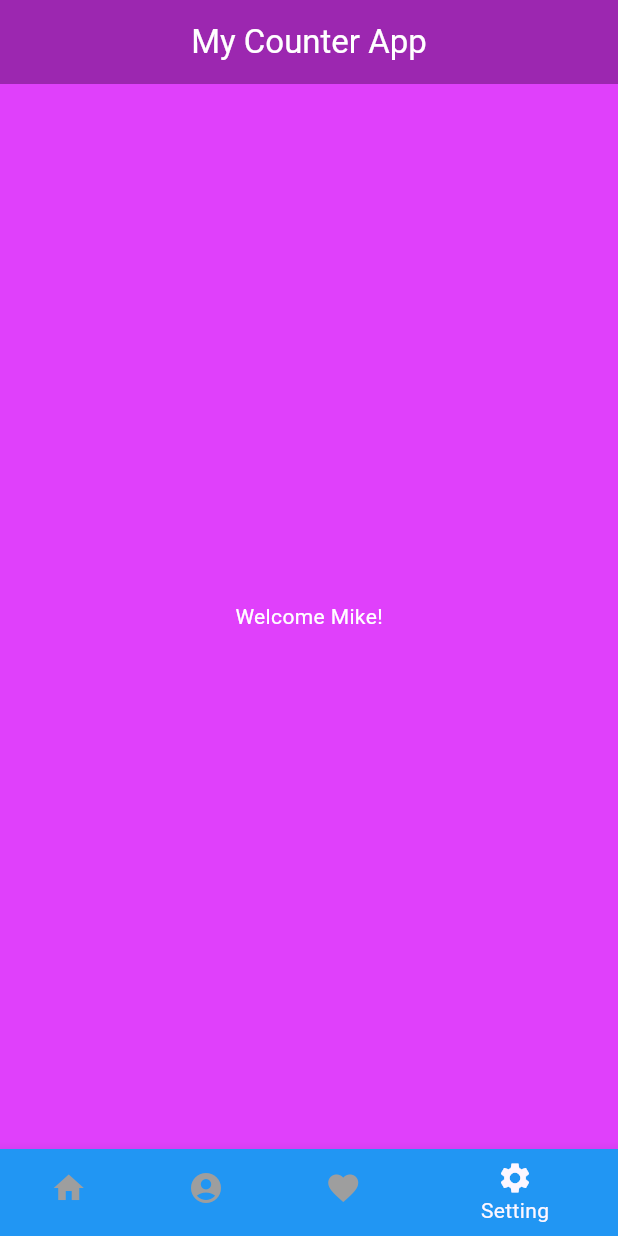
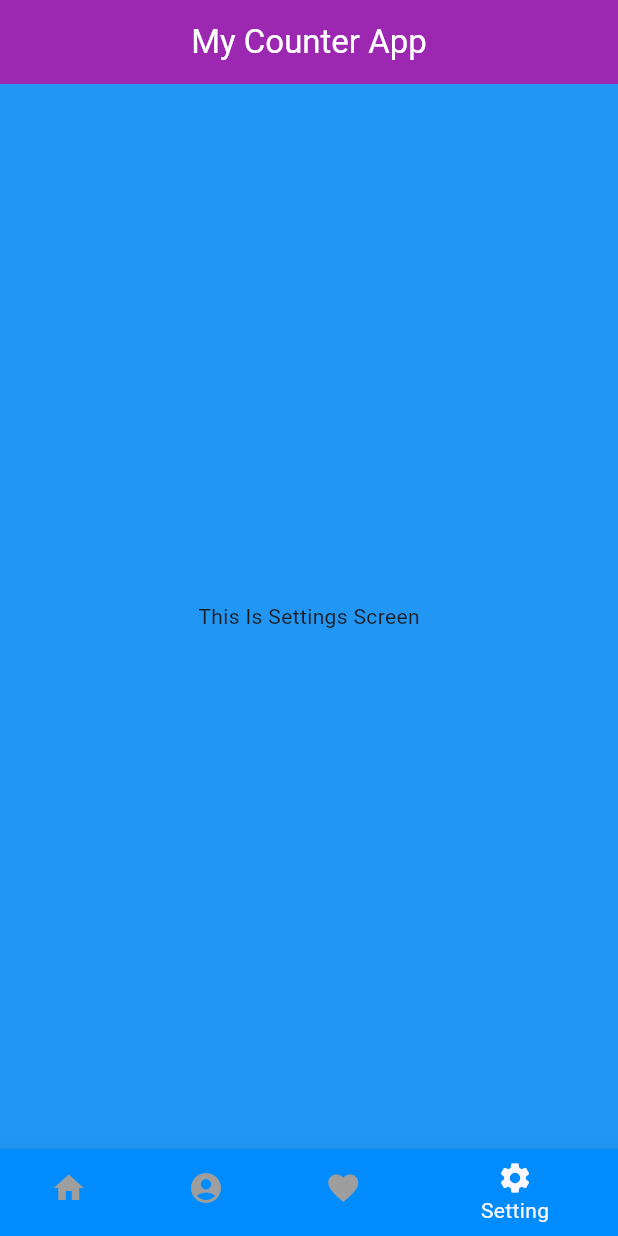
Before and after one commit to milanrnw/counter_app, a Flutter app: the screen it shows after launch, item 4 of the bottom bar chosen, on a phone screen of 412 x 824 dp. Run offline on Flutter 3.47's test engine with Material 3 defaults, Android fonts, the phone set to English and light mode, and no system bars.

Commit message:
changed screen and bottomnavbar color

```diff
--- a/lib/home_screen.dart
+++ b/lib/dashboard_screen.dart
@@ -1,14 +1,25 @@
+import 'package:counter_app/screens/favourite_screen.dart';
+import 'package:counter_app/screens/home_screen.dart';
+import 'package:counter_app/screens/profile_screen.dart';
+import 'package:counter_app/screens/settings_screen.dart';
 import 'package:flutter/material.dart';
 
-class HomeScreen extends StatefulWidget {
-  const HomeScreen({super.key});
+class DashboardScreen extends StatefulWidget {
+  const DashboardScreen({super.key});
 
   @override
-  State<HomeScreen> createState() => _HomeScreenState();
+  State<DashboardScreen> createState() => _HomeScreenState();
 }
 
-class _HomeScreenState extends State<HomeScreen> {
+class _HomeScreenState extends State<DashboardScreen> {
   int _selectedIndex = 0;
+
+  List<Widget> body = const [
+    HomeScreen(),
+    ProfileScreen(),
+    FavouriteScreen(),
+    SettingsScreen(),
+  ];
 
   @override
   Widget build(BuildContext context) {
@@ -25,33 +36,31 @@ class _HomeScreenState extends State<HomeScreen> {
 
         items: const [
           BottomNavigationBarItem(
-            icon: Icon(
-              Icons.home,
-            ),
+            icon: Icon(Icons.home,),
             label: 'Home',
             tooltip: 'Home Screen',
             activeIcon: Icon(Icons.home),
-            backgroundColor: Colors.purple,
+            backgroundColor: Color.fromARGB(255, 217, 0, 255),
           ),
           BottomNavigationBarItem(
             icon: Icon(Icons.account_circle),
             label: 'Profile',
             tooltip: 'Profile Screen',
             activeIcon: Icon(Icons.account_circle),
-            backgroundColor: Colors.yellow,
+            backgroundColor: Color.fromARGB(255, 255, 230, 0),
           ),
           BottomNavigationBarItem(
               icon: Icon(Icons.favorite),
               label: 'Favourite',
               tooltip: 'Saved Favourites',
               activeIcon: Icon(Icons.favorite),
-              backgroundColor: Colors.red),
+              backgroundColor: Color.fromARGB(255, 255, 17, 0)),
           BottomNavigationBarItem(
             icon: Icon(Icons.settings),
             label: 'Setting',
             tooltip: 'All Settings',
             activeIcon: Icon(Icons.settings),
-            backgroundColor: Colors.blue,
+            backgroundColor: Color.fromARGB(255, 0, 140, 255),
           ),
         ],
         onTap: (navdata) {
@@ -67,12 +76,7 @@ class _HomeScreenState extends State<HomeScreen> {
         )),
         backgroundColor: Colors.purple,
       ),
-      body: const Center(
-        child: Text(
-          "Welcome Mike!",
-          style: TextStyle(color: Colors.white),
-        ),
-      ),
+      body: body[_selectedIndex],// body of selected index
     );
   }
 }
--- a/lib/main.dart
+++ b/lib/main.dart
@@ -1,4 +1,4 @@
-import 'package:counter_app/home_screen.dart';
+import 'package:counter_app/dashboard_screen.dart';
 import 'package:flutter/material.dart';
 
 void main() {
@@ -14,7 +14,7 @@ class MyCounterApp extends StatelessWidget {
   Widget build(BuildContext context) {
     return const MaterialApp(
       debugShowCheckedModeBanner: false,
-      home: HomeScreen(),
+      home: DashboardScreen(),
     );
   }
 }
--- /dev/null
+++ b/lib/screens/settings_screen.dart
@@ -0,0 +1,15 @@
+import 'package:flutter/material.dart';
+
+class SettingsScreen extends StatelessWidget {
+  const SettingsScreen({super.key});
+
+  @override
+  Widget build(BuildContext context) {
+    return  const Scaffold(
+      backgroundColor: Colors.blue,
+      body: Center(
+        child: Text('This Is Settings Screen'),
+      ),
+    );
+  }
+}
```
Also changed, not shown: lib/screens/favourite_screen.dart (added, +15 -0 lines), lib/screens/home_screen.dart (added, +15 -0 lines), lib/screens/profile_screen.dart (added, +15 -0 lines).
